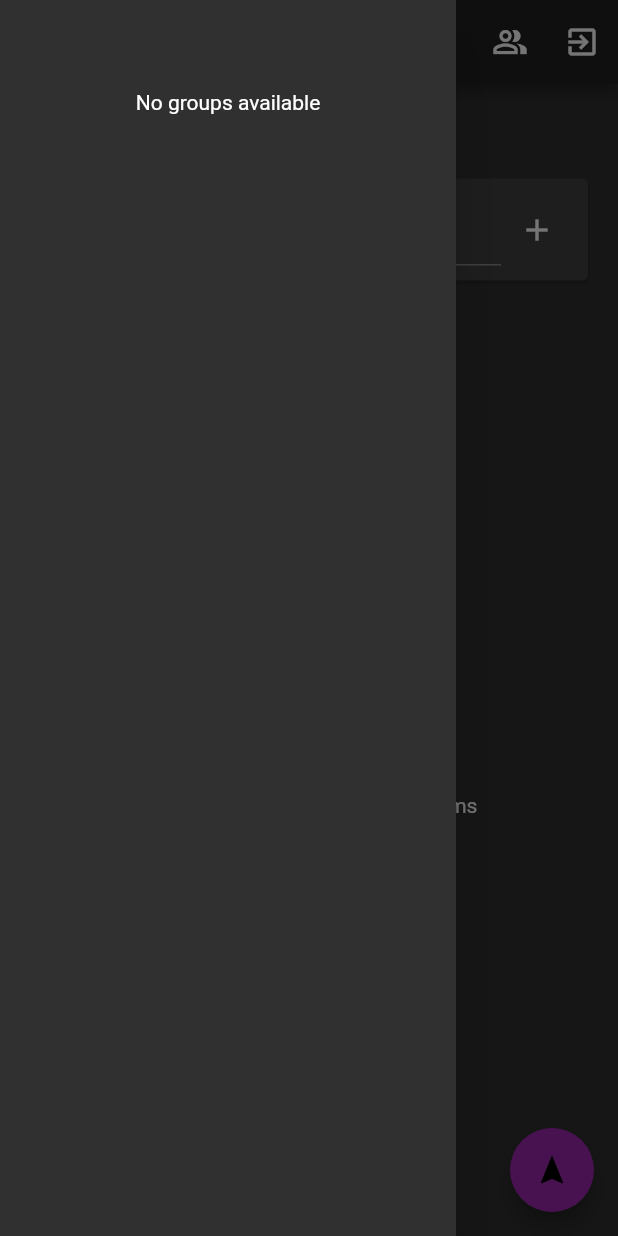
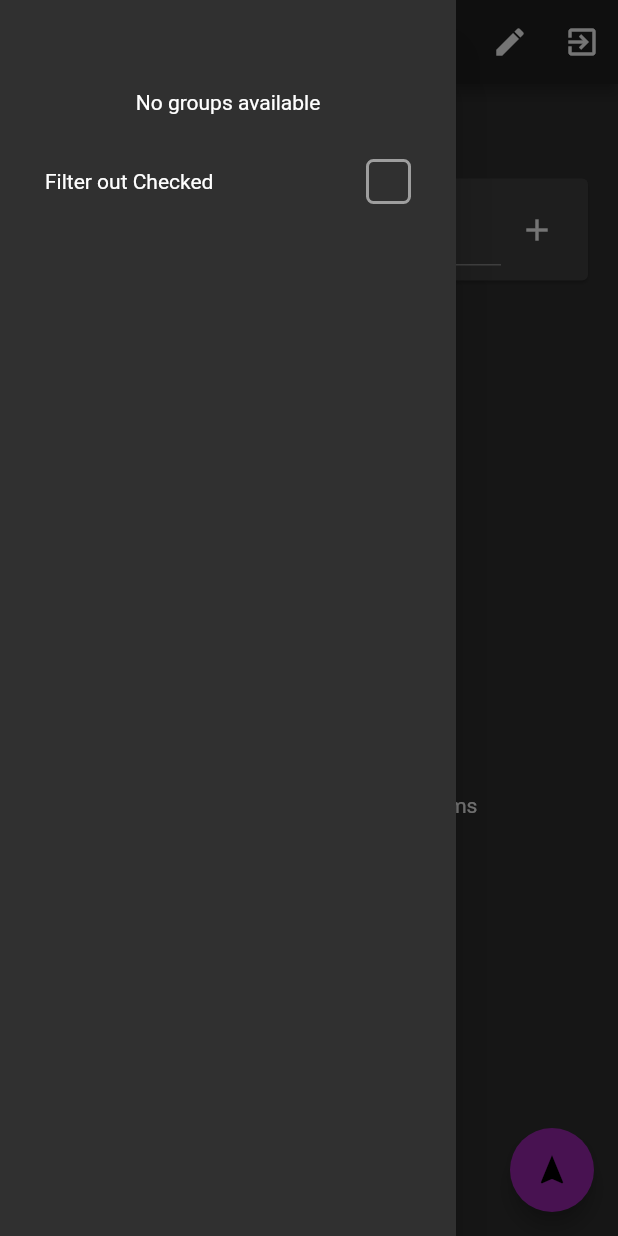
Before and after one commit to omarnaman/grocery-control, a Flutter app: the Home screen opened directly with empty values, with the side drawer open, on a phone screen of 412 x 824 dp. Run offline on Flutter 3.47's test engine with Material 2 defaults, Android fonts, the phone set to English and light mode, and no system bars; our stand-ins replace cloud_firestore, firebase_auth, firebase_core; accounts and stored records are empty; network calls fail.

```diff
--- a/lib/main.dart
+++ b/lib/main.dart
@@ -82,6 +82,11 @@ class _RootState extends State<Root> {
                           firestore: _firestore,
                           group: groupSnapshot.data);
                     }
+                    return const Scaffold(
+                      body: Center(
+                        child: Text("Error - No Group Found"),
+                      ),
+                    );
                   } else {
                     return const Scaffold(
                       body: Center(
--- a/lib/models/group.dart
+++ b/lib/models/group.dart
@@ -4,15 +4,19 @@ import 'package:cloud_firestore/cloud_firestore.dart';
 class GroupModel {
   String groupId;
   String name;
+  String owner;
 
   GroupModel({
     this.groupId,
     this.name,
+    this.owner,
   });
 
   GroupModel.fromDocumentSnapshot({DocumentSnapshot documentSnapshot}) {
     groupId = documentSnapshot.id;
     name = documentSnapshot.data()['name'] as String;
+    owner = documentSnapshot.data()['owner'] as String;
+
   }
 
   bool operator ==(dynamic other) =>
--- a/lib/screens/home.dart
+++ b/lib/screens/home.dart
@@ -5,7 +5,10 @@ import 'package:grocery_control/models/grocery_item.dart';
 import 'package:grocery_control/models/group.dart';
 import 'package:grocery_control/services/auth.dart';
 import 'package:grocery_control/services/db.dart';
+import 'package:grocery_control/utils/constants.dart';
+import 'package:grocery_control/widgets/aqel_checkbox.dart';
 import 'package:grocery_control/widgets/item_card.dart';
+import 'package:grocery_control/widgets/textinput_dialog.dart';
 
 class Home extends StatefulWidget {
   final FirebaseAuth auth;
@@ -21,10 +24,14 @@ class Home extends StatefulWidget {
 class _HomeState extends State<Home> {
   final TextEditingController _itemController = TextEditingController();
   GroupModel _group;
+  SortDirection _sortDirection = SortDirection.Ascending;
+  bool _filterChecked = false;
+  bool _isOwner = false;
   @override
   void initState() {
     super.initState();
     _group = widget.group;
+    _isOwner = _group.owner == widget.auth.currentUser.uid;
   }
 
   @override
@@ -35,10 +42,28 @@ class _HomeState extends State<Home> {
         centerTitle: true,
         actions: [
           IconButton(
-            key: const ValueKey("changeGroup"),
-            icon: const Icon(Icons.people_alt_outlined),
-            color: Colors.white,
-            onPressed: () {},
+            key: const ValueKey("editGroup"),
+            icon: const Icon(Icons.edit),
+            onPressed: _isOwner
+                ? () {
+                    showDialog(
+                        context: context,
+                        builder: (context) {
+                          return TextInputDialog(
+                            title: "Edit Group Name",
+                            hint: "New Group Name",
+                          );
+                        }).then((value) {
+                      if (value != null) {
+                        Database(firestore: widget.firestore).updateGroupName(
+                            group: _group,
+                            newName: value.trim(),
+                            uid: widget.auth.currentUser.uid);
+                        setState(() {});
+                      }
+                    });
+                  }
+                : null,
           ),
           IconButton(
             key: const ValueKey("signOut"),
@@ -51,18 +76,18 @@ class _HomeState extends State<Home> {
       ),
       drawer: Drawer(
           child: Padding(
-              padding: const EdgeInsets.symmetric(vertical: 30, horizontal: 8),
+              padding: const EdgeInsets.symmetric(vertical: 30, horizontal: 30),
               child: Column(
                 children: <Widget>[
                   const SizedBox(
                     height: 30,
                   ),
-                  StreamBuilder(
-                    stream: Database(firestore: widget.firestore)
-                        .streamGroups(uid: widget.auth.currentUser.uid),
+                  FutureBuilder(
+                    future: Database(firestore: widget.firestore)
+                        .streamGroupsRefs2(uid: widget.auth.currentUser.uid),
                     builder: (BuildContext context,
                         AsyncSnapshot<List<GroupModel>> snapshot) {
-                      if (snapshot.connectionState == ConnectionState.active) {
+                      if (snapshot.connectionState == ConnectionState.done) {
                         if (snapshot.data.isEmpty) {
                           return const Center(
                             child: Text("No groups available"),
@@ -103,6 +128,8 @@ class _HomeState extends State<Home> {
                           onChanged: (GroupModel newValue) {
                             setState(() {
                               _group = newValue;
+                              _isOwner =
+                                  _group.owner == widget.auth.currentUser.uid;
                               Database(firestore: widget.firestore)
                                   .setLastGroup(
                                       uid: widget.auth.currentUser.uid,
@@ -117,7 +144,38 @@ class _HomeState extends State<Home> {
                         );
                       }
                     },
-                  )
+                  ),
+                  const SizedBox(
+                    height: 30,
+                  ),
+                  // Row(
+                  //   children: <Widget>[
+                  //     Text("Ascending order"),
+                  //     AqelCheckbox(
+                  //       value: _sortDirection == SortDirection.Ascending,
+                  //       onChanged: (newValue) {
+                  //         setState(() {
+                  //           _sortDirection = newValue
+                  //               ? SortDirection.Ascending
+                  //               : SortDirection.Decsending;
+                  //         });
+                  //       },
+                  //     ),
+                  //   ],
+                  // ),
+                  Row(
+                    children: <Widget>[
+                      Expanded(child: Text("Filter out Checked")),
+                      AqelCheckbox(
+                        value: _filterChecked,
+                        onChanged: (newValue) {
+                          setState(() {
+                            _filterChecked = newValue;
+                          });
+                        },
+                      ),
+                    ],
+                  ),
                 ],
               ))),
       body: Column(
@@ -125,8 +183,8 @@ class _HomeState extends State<Home> {
           const SizedBox(
             height: 20,
           ),
-          const Text(
-            "Add item:",
+          Text(
+            "Add item to ${_group.name}:",
             style: TextStyle(
               fontSize: 20,
               fontWeight: FontWeight.bold,
@@ -142,6 +200,8 @@ class _HomeState extends State<Home> {
                     child: TextFormField(
                       key: const ValueKey("addField"),
                       controller: _itemController,
+                      decoration:
+                          const InputDecoration(hintText: "New Item Name"),
                     ),
                   ),
                   IconButton(
@@ -174,12 +234,14 @@ class _HomeState extends State<Home> {
           ),
           Expanded(
             child: StreamBuilder(
-              stream: Database(firestore: widget.firestore)
-                  .streamItems(group: _group.groupId),
+              stream: Database(firestore: widget.firestore).streamItems(
+                  group: _group.groupId,
+                  sortDirection: _sortDirection,
+                  filterChecked: _filterChecked),
               builder: (BuildContext context,
                   AsyncSnapshot<List<GroceryItemModel>> snapshot) {
                 if (snapshot.connectionState == ConnectionState.active) {
-                  if (snapshot.data.isEmpty) {
+                  if (snapshot.data == null || snapshot.data.isEmpty) {
                     return const Center(
                       child: Text("You don't have any unchecked items"),
                     );
--- a/lib/screens/login.dart
+++ b/lib/screens/login.dart
@@ -44,7 +44,7 @@ class _LoginState extends State<Login> {
                 const SizedBox(
                   height: 20,
                 ),
-                RaisedButton(
+                ElevatedButton(
                   key: const ValueKey("signIn"),
                   onPressed: () async {
                     final String retVal = await Auth(auth: widget.auth).signIn(
@@ -64,7 +64,7 @@ class _LoginState extends State<Login> {
                   },
                   child: const Text("Sign In"),
                 ),
-                FlatButton(
+                TextButton(
                   key: const ValueKey("createAccount"),
                   onPressed: () async {
                     final String retVal =
--- /dev/null
+++ b/lib/utils/constants.dart
@@ -0,0 +1,4 @@
+enum SortDirection {
+  Ascending,
+  Decsending
+}
--- /dev/null
+++ b/lib/widgets/aqel_checkbox.dart
@@ -0,0 +1,56 @@
+import 'package:flutter/material.dart';
+
+class AqelCheckbox extends StatefulWidget {
+  final bool value;
+  final double size;
+  final double iconSize;
+  final Color selectedColor;
+  final Color selectedIconColor;
+  final Function onChanged;
+  AqelCheckbox({this.value, this.size, this.iconSize, this.selectedColor, this.selectedIconColor, this.onChanged});
+
+  @override
+  _AqelCheckboxState createState() => _AqelCheckboxState();
+}
+
+class _AqelCheckboxState extends State<AqelCheckbox> {
+
+  bool _isSelected = false;
+
+  @override
+  void initState() {
+    _isSelected = widget.value ?? false;
+    super.initState();
+  }
+
+  @override
+  Widget build(BuildContext context) {
+    return GestureDetector(
+      onTap: () {
+        setState(() {
+          _isSelected = !_isSelected;
+          widget.onChanged(_isSelected);
+        });
+      },
+      child: AnimatedContainer(
+        duration: Duration(milliseconds: 500),
+        curve: Curves.fastLinearToSlowEaseIn,
+        decoration: BoxDecoration(
+          color: _isSelected ? widget.selectedColor ?? Theme.of(context).accentColor : Colors.transparent,
+          borderRadius: BorderRadius.circular(5.0),
+          border: _isSelected ? null : Border.all(
+            color: Colors.grey,
+            width: 2.0,
+          )
+        ),
+        width: widget.size ?? 30,
+        height: widget.size ?? 30,
+        child: _isSelected ? Icon(
+          Icons.check,
+          color: widget.selectedIconColor ?? Colors.white,
+          size: widget.iconSize ?? 20,
+        ) : null,
+      ),
+    );
+  }
+}
--- a/lib/widgets/item_card.dart
+++ b/lib/widgets/item_card.dart
@@ -2,6 +2,7 @@ import 'package:cloud_firestore/cloud_firestore.dart';
 import 'package:flutter/material.dart';
 import 'package:grocery_control/models/grocery_item.dart';
 import 'package:grocery_control/services/db.dart';
+import 'package:grocery_control/widgets/aqel_checkbox.dart';
 
 class GroceryItemCard extends StatefulWidget {
   final GroceryItemModel item;
@@ -34,7 +35,7 @@ class _GroceryItemCardState extends State<GroceryItemCard> {
                 ),
               ),
             ),
-            Checkbox(
+            AqelCheckbox(
               value: widget.item.checked,
               onChanged: (newValue) {
                 setState(() {});
```
Also changed, not shown: lib/services/db.dart (+73 -7 lines), lib/widgets/textinput_dialog.dart (added, +38 -0 lines), 1 other file.
